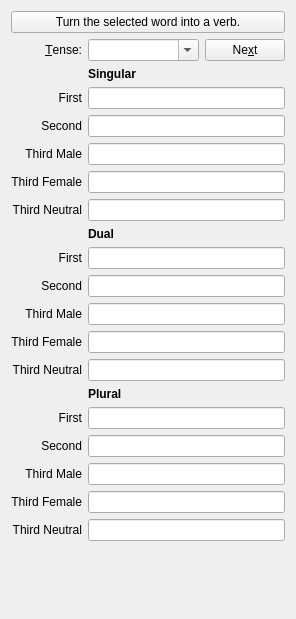
KDE/parley, file src/editor/conjugationwidget.ui: the form before one commit.
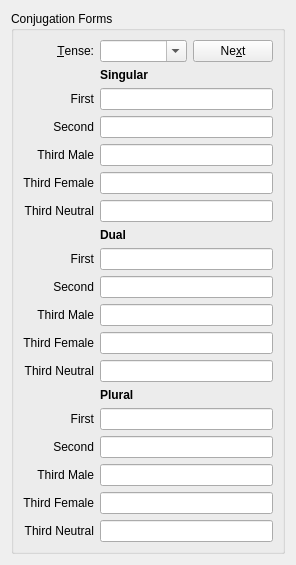
The form after the commit. Custom widgets are drawn as their Qt base class.

```diff
--- a/src/editor/conjugationwidget.ui
+++ b/src/editor/conjugationwidget.ui
@@ -7,7 +7,7 @@
     <x>0</x>
     <y>0</y>
     <width>296</width>
-    <height>619</height>
+    <height>535</height>
    </rect>
   </property>
   <property name="sizePolicy">
@@ -27,19 +27,10 @@
   </property>
   <layout class="QVBoxLayout" name="verticalLayout">
    <item>
-    <widget class="QPushButton" name="makeVerbButton">
-     <property name="sizePolicy">
-      <sizepolicy hsizetype="Preferred" vsizetype="Preferred">
-       <horstretch>0</horstretch>
-       <verstretch>0</verstretch>
-      </sizepolicy>
+    <widget class="QGroupBox" name="layout">
+     <property name="title">
+      <string>Conjugation Forms</string>
      </property>
-     <property name="text">
-      <string>Turn the selected word into a verb.</string>
-     </property>
-    </widget>
-   </item>
-   <item>
     <layout class="QGridLayout" name="gridLayout">
      <item row="2" column="0">
       <widget class="QLabel" name="singularFirstPersonLabel">
@@ -404,6 +395,7 @@
       </widget>
      </item>
     </layout>
+    </widget>
    </item>
    <item>
     <spacer name="verticalSpacer">
@@ -421,16 +413,16 @@
   </layout>
  </widget>
  <customwidgets>
-  <customwidget>
-   <class>KLineEdit</class>
-   <extends>QLineEdit</extends>
-   <header>klineedit.h</header>
-  </customwidget>
   <customwidget>
    <class>KComboBox</class>
    <extends>QComboBox</extends>
    <header>kcombobox.h</header>
   </customwidget>
+  <customwidget>
+   <class>KLineEdit</class>
+   <extends>QLineEdit</extends>
+   <header>klineedit.h</header>
+  </customwidget>
  </customwidgets>
  <resources/>
  <connections/>
```
Left out of the diff: 4 changed lines with no effect on the pictures. Lines whose indentation alone changed are shown as unchanged.
